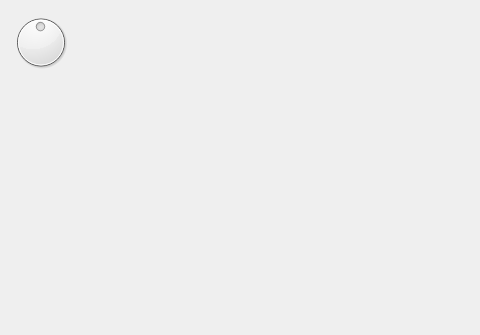
First picture: the form in src/apps/Maps/mapform.ui, repository CartoType/CartoType-Public-5-0, before the edit; both pictures show x 0 to 480 and y 0 to 335 of the 1024 by 768 pixel window.
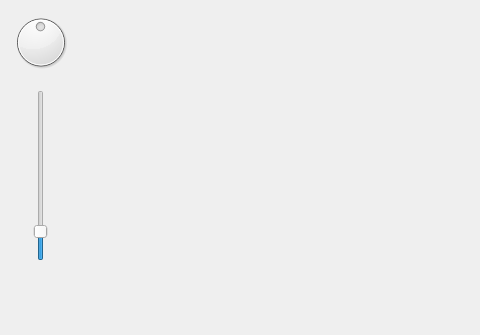
Second picture: the form after the edit.

```diff
--- a/src/apps/Maps/mapform.ui
+++ b/src/apps/Maps/mapform.ui
@@ -50,6 +50,43 @@
     <bool>false</bool>
    </property>
   </widget>
+  <widget class="QSlider" name="perspective_slider">
+   <property name="geometry">
+    <rect>
+     <x>30</x>
+     <y>90</y>
+     <width>21</width>
+     <height>171</height>
+    </rect>
+   </property>
+   <property name="cursor">
+    <cursorShape>PointingHandCursor</cursorShape>
+   </property>
+   <property name="focusPolicy">
+    <enum>Qt::WheelFocus</enum>
+   </property>
+   <property name="minimum">
+    <number>20</number>
+   </property>
+   <property name="maximum">
+    <number>90</number>
+   </property>
+   <property name="pageStep">
+    <number>5</number>
+   </property>
+   <property name="value">
+    <number>30</number>
+   </property>
+   <property name="orientation">
+    <enum>Qt::Vertical</enum>
+   </property>
+   <property name="tickPosition">
+    <enum>QSlider::NoTicks</enum>
+   </property>
+   <property name="tickInterval">
+    <number>5</number>
+   </property>
+  </widget>
  </widget>
  <resources/>
  <connections/>
```
Left out of the diff: 3 changed lines with no effect on the pictures.
